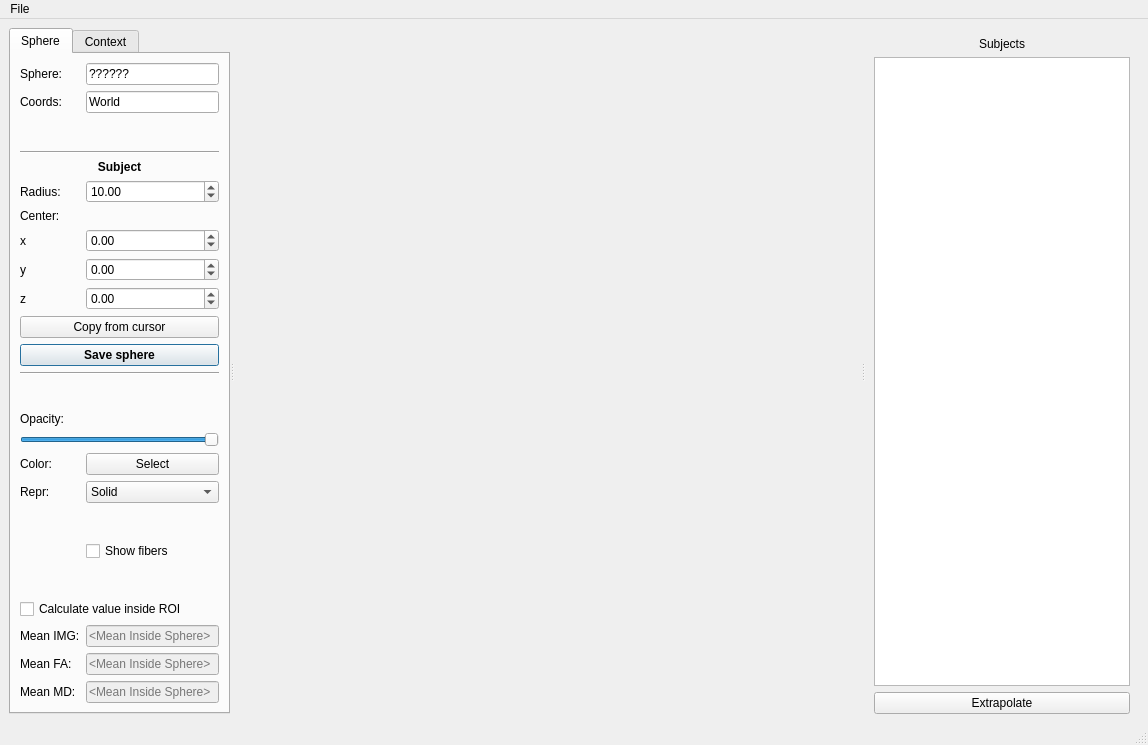
First picture: the form in braviz/interaction/qt_guis/roi_builder.ui, repository diego0020/braviz-app, before the edit.
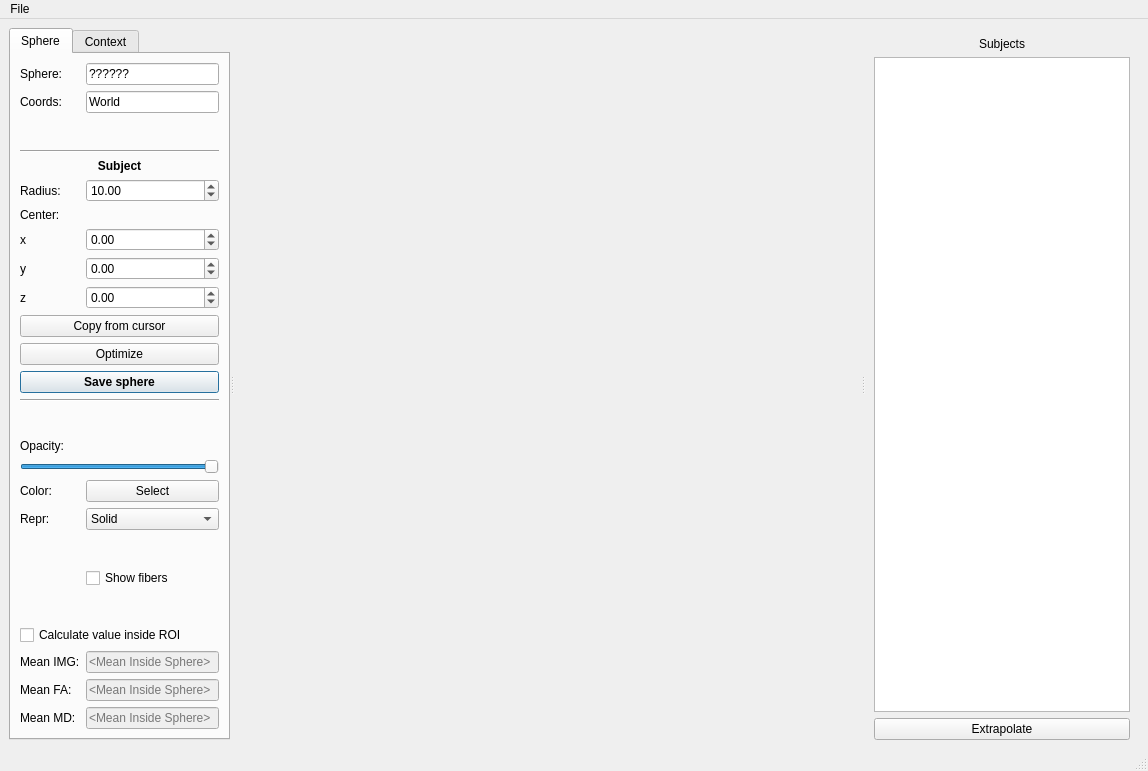
Second picture: the form after the edit. The open tabs and pages were chosen to show the change. Icons and pictures are not drawn.

Commit message: optimize position in roi builder with respect to the FA image

```diff
--- a/braviz/interaction/qt_guis/roi_builder.ui
+++ b/braviz/interaction/qt_guis/roi_builder.ui
@@ -7,7 +7,7 @@
     <x>0</x>
     <y>0</y>
     <width>1148</width>
-    <height>745</height>
+    <height>771</height>
    </rect>
   </property>
   <property name="windowTitle">
@@ -447,6 +447,13 @@
            </property>
           </spacer>
          </item>
+         <item row="11" column="0" colspan="2">
+          <widget class="QPushButton" name="optimize_button">
+           <property name="text">
+            <string>Optimize</string>
+           </property>
+          </widget>
+         </item>
         </layout>
        </widget>
        <widget class="QWidget" name="tab_2">
```
Left out of the diff: 7 changed lines with no effect on the pictures. The commit also changes 4 other files.
